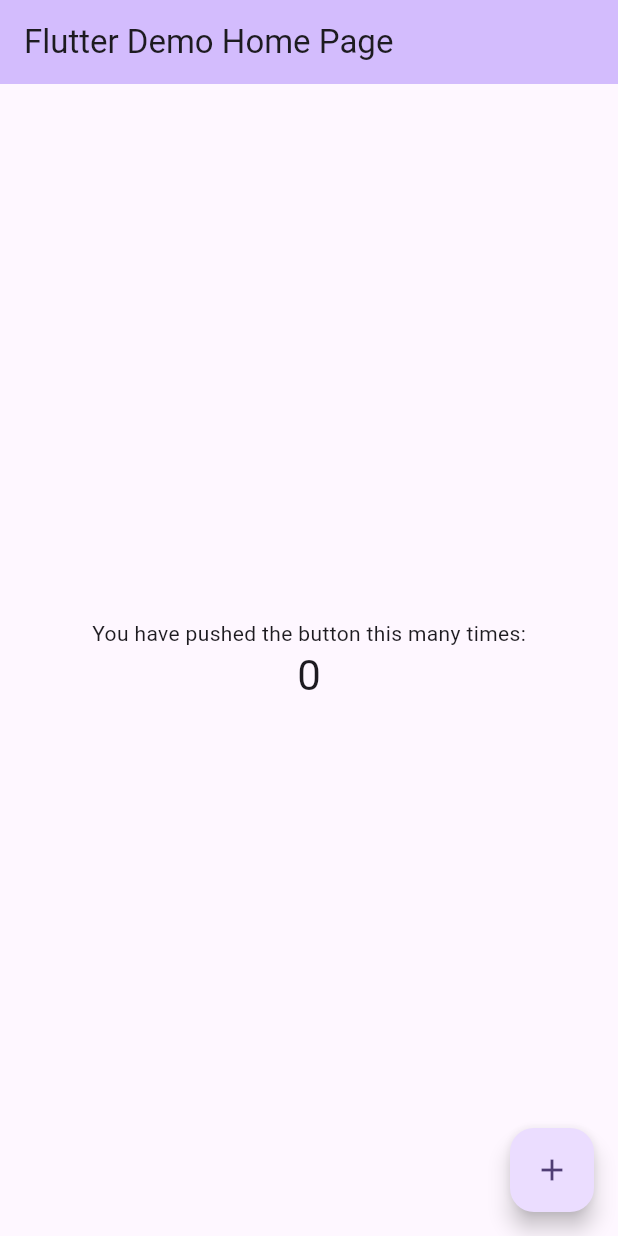
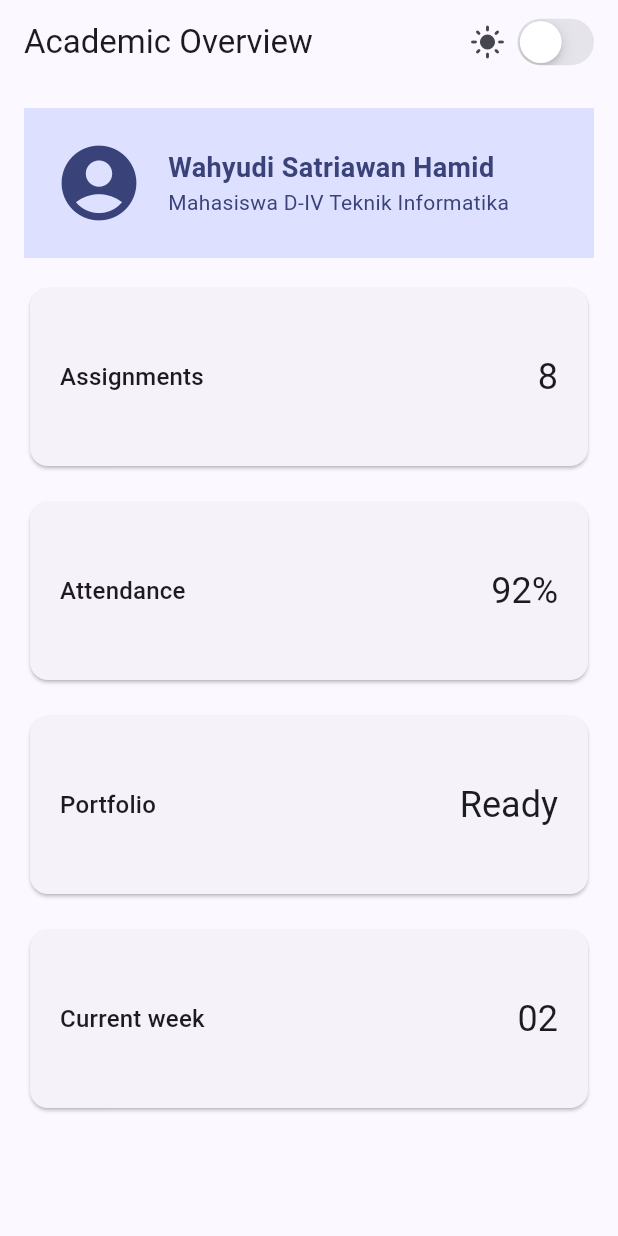
Before and after one commit to Wahyudi-Satriawan/244107020137-mobile-course, a Flutter app: the screen it shows after launch, on a phone screen of 412 x 824 dp. Run offline on Flutter 3.47's test engine with Material 3 defaults, Android fonts, the phone set to English and light mode, and no system bars.

Commit message:
Menyelesaikan Praktikum week 02

```diff
--- a/02-week-2-declarative-ui-responsive-design/responsive_dashboard/lib/main.dart
+++ b/02-week-2-declarative-ui-responsive-design/responsive_dashboard/lib/main.dart
@@ -1,122 +1,176 @@
 import 'package:flutter/material.dart';
+import 'package:flutter/cupertino.dart';
 
-void main() {
-  runApp(const MyApp());
+const double kWideBreakpoint = 700;
+
+void main() => runApp(const DashboardApp());
+
+class DashboardApp extends StatefulWidget {
+  const DashboardApp({super.key});
+
+  @override
+  State<DashboardApp> createState() => _DashboardAppState();
 }
 
-class MyApp extends StatelessWidget {
-  const MyApp({super.key});
+class _DashboardAppState extends State<DashboardApp> {
+  bool isDark = false;
 
-  // This widget is the root of your application.
   @override
   Widget build(BuildContext context) {
     return MaterialApp(
-      title: 'Flutter Demo',
+      debugShowCheckedModeBanner: false,
       theme: ThemeData(
-        // This is the theme of your application.
-        //
-        // TRY THIS: Try running your application with "flutter run". You'll see
-        // the application has a purple toolbar. Then, without quitting the app,
-        // try changing the seedColor in the colorScheme below to Colors.green
-        // and then invoke "hot reload" (save your changes or press the "hot
-        // reload" button in a Flutter-supported IDE, or press "r" if you used
-        // the command line to start the app).
-        //
-        // Notice that the counter didn't reset back to zero; the application
-        // state is not lost during the reload. To reset the state, use hot
-        // restart instead.
-        //
-        // This works for code too, not just values: Most code changes can be
-        // tested with just a hot reload.
-        colorScheme: .fromSeed(seedColor: Colors.deepPurple),
+        useMaterial3: true,
+        colorSchemeSeed: Colors.indigo,
       ),
-      home: const MyHomePage(title: 'Flutter Demo Home Page'),
+      darkTheme: ThemeData(
+        useMaterial3: true,
+        brightness: Brightness.dark,
+        colorSchemeSeed: Colors.indigo,
+      ),
+      themeMode: isDark ? ThemeMode.dark : ThemeMode.light,
+      home: DashboardPage(
+        isDark: isDark,
+        onDarkChanged: (value) {
+          setState(() {
+            isDark = value;
+          });
+        },
+      ),
     );
   }
 }
 
-class MyHomePage extends StatefulWidget {
-  const MyHomePage({super.key, required this.title});
+class DashboardPage extends StatelessWidget {
+  final bool isDark;
+  final ValueChanged<bool> onDarkChanged;
 
-  // This widget is the home page of your application. It is stateful, meaning
-  // that it has a State object (defined below) that contains fields that affect
-  // how it looks.
-
-  // This class is the configuration for the state. It holds the values (in this
-  // case the title) provided by the parent (in this case the App widget) and
-  // used by the build method of the State. Fields in a Widget subclass are
-  // always marked "final".
-
-  final String title;
-
-  @override
-  State<MyHomePage> createState() => _MyHomePageState();
-}
-
-class _MyHomePageState extends State<MyHomePage> {
-  int _counter = 0;
-
-  void _incrementCounter() {
-    setState(() {
-      // This call to setState tells the Flutter framework that something has
-      // changed in this State, which causes it to rerun the build method below
-      // so that the display can reflect the updated values. If we changed
-      // _counter without calling setState(), then the build method would not be
-      // called again, and so nothing would appear to happen.
-      _counter++;
-    });
-  }
+  const DashboardPage({
+    required this.isDark,
+    required this.onDarkChanged,
+    super.key,
+  });
 
   @override
   Widget build(BuildContext context) {
-    // This method is rerun every time setState is called, for instance as done
-    // by the _incrementCounter method above.
-    //
-    // The Flutter framework has been optimized to make rerunning build methods
-    // fast, so that you can just rebuild anything that needs updating rather
-    // than having to individually change instances of widgets.
     return Scaffold(
       appBar: AppBar(
-        // TRY THIS: Try changing the color here to a specific color (to
-        // Colors.amber, perhaps?) and trigger a hot reload to see the AppBar
-        // change color while the other colors stay the same.
-        backgroundColor: Theme.of(context).colorScheme.inversePrimary,
-        // Here we take the value from the MyHomePage object that was created by
-        // the App.build method, and use it to set our appbar title.
-        title: Text(widget.title),
+        title: const Text('Academic Overview'),
+        actions: [
+          Row(
+            children: [
+              Semantics(
+                label: isDark ? 'Mode Gelap' : 'Mode Terang',
+                child: Icon(isDark ? Icons.dark_mode : Icons.light_mode),
+              ),
+              const SizedBox(width: 4),
+              CupertinoSwitch(
+                value: isDark,
+                onChanged: onDarkChanged,
+              ),
+              const SizedBox(width: 12),
+            ],
+          ),
+        ],
       ),
-      body: Center(
-        // Center is a layout widget. It takes a single child and positions it
-        // in the middle of the parent.
-        child: Column(
-          // Column is also a layout widget. It takes a list of children and
-          // arranges them vertically. By default, it sizes itself to fit its
-          // children horizontally, and tries to be as tall as its parent.
-          //
-          // Column has various properties to control how it sizes itself and
-          // how it positions its children. Here we use mainAxisAlignment to
-          // center the children vertically; the main axis here is the vertical
-          // axis because Columns are vertical (the cross axis would be
-          // horizontal).
-          //
-          // TRY THIS: Invoke "debug painting" (choose the "Toggle Debug Paint"
-          // action in the IDE, or press "p" in the console), to see the
-          // wireframe for each widget.
-          mainAxisAlignment: .center,
+      body: Column(
+        children: [
+          Container(
+            color: Theme.of(context).colorScheme.primaryContainer,
+            padding: const EdgeInsets.all(20),
+            margin: const EdgeInsets.all(16),
+            child: Row(
+              children: [
+                Icon(
+                  Icons.account_circle,
+                  size: 60,
+                  color: Theme.of(context).colorScheme.onPrimaryContainer,
+                ),
+                const SizedBox(width: 16),
+                Expanded(
+                  child: Column(
+                    crossAxisAlignment: CrossAxisAlignment.start,
+                    children: [
+                      Text(
+                        'Wahyudi Satriawan Hamid',
+                        style: TextStyle(
+                          fontSize: 18,
+                          fontWeight: FontWeight.bold,
+                          color: Theme.of(context).colorScheme.onPrimaryContainer,
+                        ),
+                      ),
+                      Text(
+                        'Mahasiswa D-IV Teknik Informatika',
+                        style: TextStyle(
+                          color: Theme.of(context).colorScheme.onPrimaryContainer,
+                        ),
+                      ),
+                    ],
+                  ),
+                ),
+              ],
+            ),
+          ),
+
+          Expanded(
+            child: LayoutBuilder(
+              builder: (context, constraints) {
+                int columns = 1;
+                if (constraints.maxWidth >= kWideBreakpoint) {
+                  columns = 2;
+                }
+
+                return GridView.count(
+                  padding: const EdgeInsets.symmetric(horizontal: 16),
+                  crossAxisCount: columns,
+                  crossAxisSpacing: 16,
+                  mainAxisSpacing: 16,
+                  childAspectRatio: 3.0,
+                  children: const [
+                    InfoCard(title: 'Assignments', value: '8'),
+                    InfoCard(title: 'Attendance', value: '92%'),
+                    InfoCard(title: 'Portfolio', value: 'Ready'),
+                    InfoCard(title: 'Current week', value: '02'),
+                  ],
+                );
+              },
+            ),
+          ),
+        ],
+      ),
+    );
+  }
+}
+class InfoCard extends StatelessWidget {
+  final String title;
+  final String value;
+
+  const InfoCard({
+    required this.title,
+    required this.value,
+    super.key,
+  });
+
+  @override
+  Widget build(BuildContext context) {
+    return Card(
+      child: Padding(
+        padding: const EdgeInsets.all(20),
+        child: Row(
           children: [
-            const Text('You have pushed the button this many times:'),
+            Expanded(
+              child: Text(
+                title,
+                style: Theme.of(context).textTheme.titleMedium,
+              ),
+            ),
             Text(
-              '$_counter',
-              style: Theme.of(context).textTheme.headlineMedium,
+              value,
+              style: Theme.of(context).textTheme.headlineSmall,
             ),
           ],
         ),
       ),
-      floatingActionButton: FloatingActionButton(
-        onPressed: _incrementCounter,
-        tooltip: 'Increment',
-        child: const Icon(Icons.add),
-      ),
     );
   }
 }
```
Also changed, not shown: 6 other files.
